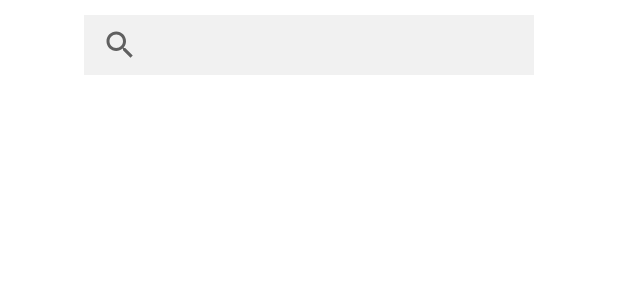
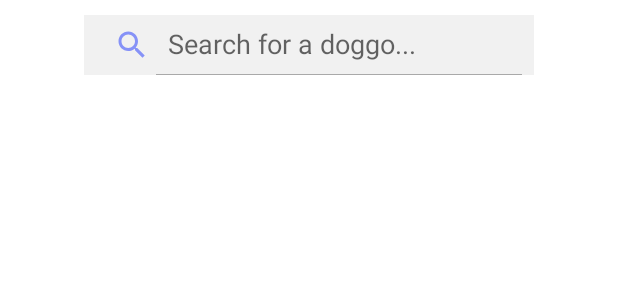
Before and after one commit to ChloeL01/CP3407---Assignment, an Android app: the layout fragment_home.xml on its own in the app's theme, with its tools: preview values and no code run, on a phone screen of 412 x 824 dp. Shown: the top 300 px of the screen. Run offline under Robolectric (Android 15) with nearby library versions, the phone set to English and light mode, and no system bars.

Commit message:
Add search bar functionality

```diff
--- /dev/null
+++ b/CP3407Assignment/app/src/main/res/drawable/ic_baseline_clear_24.xml
@@ -0,0 +1,5 @@
+<vector android:height="24dp" android:tint="#8692F7"
+    android:viewportHeight="24" android:viewportWidth="24"
+    android:width="24dp" xmlns:android="http://schemas.android.com/apk/res/android">
+    <path android:fillColor="@android:color/white" android:pathData="M19,6.41L17.59,5 12,10.59 6.41,5 5,6.41 10.59,12 5,17.59 6.41,19 12,13.41 17.59,19 19,17.59 13.41,12z"/>
+</vector>
--- /dev/null
+++ b/CP3407Assignment/app/src/main/res/drawable/ic_baseline_search_24.xml
@@ -0,0 +1,5 @@
+<vector android:height="24dp" android:tint="#8692F7"
+    android:viewportHeight="24" android:viewportWidth="24"
+    android:width="24dp" xmlns:android="http://schemas.android.com/apk/res/android">
+    <path android:fillColor="@android:color/white" android:pathData="M15.5,14h-0.79l-0.28,-0.27C15.41,12.59 16,11.11 16,9.5 16,5.91 13.09,3 9.5,3S3,5.91 3,9.5 5.91,16 9.5,16c1.61,0 3.09,-0.59 4.23,-1.57l0.27,0.28v0.79l5,4.99L20.49,19l-4.99,-5zM9.5,14C7.01,14 5,11.99 5,9.5S7.01,5 9.5,5 14,7.01 14,9.5 11.99,14 9.5,14z"/>
+</vector>
--- a/CP3407Assignment/app/src/main/res/layout/activity_main.xml
+++ b/CP3407Assignment/app/src/main/res/layout/activity_main.xml
@@ -9,8 +9,6 @@
         android:id="@+id/nav_view"
         android:layout_width="0dp"
         android:layout_height="wrap_content"
-        android:layout_marginStart="0dp"
-        android:layout_marginEnd="0dp"
         android:background="?android:attr/windowBackground"
         app:layout_constraintBottom_toBottomOf="parent"
         app:layout_constraintLeft_toLeftOf="parent"
@@ -22,7 +20,7 @@
         android:id="@+id/nav_host_fragment_activity_main"
         android:name="androidx.navigation.fragment.NavHostFragment"
         android:layout_width="match_parent"
-        android:layout_height="0dp"
+        android:layout_height="match_parent"
         app:defaultNavHost="true"
         app:layout_constraintBottom_toTopOf="@id/nav_view"
         app:layout_constraintLeft_toLeftOf="parent"
--- a/CP3407Assignment/app/src/main/res/layout/fragment_home.xml
+++ b/CP3407Assignment/app/src/main/res/layout/fragment_home.xml
@@ -1,27 +1,54 @@
 <?xml version="1.0" encoding="utf-8"?>
-<RelativeLayout xmlns:android="http://schemas.android.com/apk/res/android"
+<LinearLayout xmlns:android="http://schemas.android.com/apk/res/android"
+    xmlns:app="http://schemas.android.com/apk/res-auto"
     xmlns:tools="http://schemas.android.com/tools"
     android:id="@+id/home"
     android:layout_width="match_parent"
     android:layout_height="match_parent"
-    tools:context=".ui.home.HomeFragment"
-    android:orientation="horizontal">
+    android:gravity="center_horizontal"
+    android:orientation="vertical"
+    tools:context=".ui.home.HomeFragment">
 
-    <SearchView
+    <androidx.appcompat.widget.SearchView
+        android:id="@+id/search_bar"
         android:layout_width="300dp"
         android:layout_height="40dp"
         android:layout_marginTop="10dp"
         android:background="#F1F1F1"
+        android:focusable="false"
         android:gravity="fill_horizontal"
-        android:layout_centerHorizontal="true"/>
+        app:closeIcon="@drawable/ic_baseline_clear_24"
+        app:iconifiedByDefault="false"
+        app:queryHint="Search for a doggo..."
+        app:searchHintIcon="@null"
+        app:searchIcon="@drawable/ic_baseline_search_24" />
+
+    <TextView
+        android:id="@+id/textView_search_results"
+        android:layout_width="wrap_content"
+        android:layout_height="wrap_content"
+        android:layout_gravity="end"
+        android:visibility="gone"
+        android:layout_marginTop="10dp"
+        android:layout_marginEnd="20dp"
+        android:text="5 Doggos Found" />
+
+    <Spinner
+        android:id="@+id/spinner"
+        android:visibility="gone"
+        android:layout_marginStart="20dp"
+        android:layout_gravity="start"
+        android:layout_width="wrap_content"
+        android:layout_height="wrap_content" />
 
     <androidx.recyclerview.widget.RecyclerView
         android:id="@+id/recycler_view"
-        android:layout_marginTop="50dp"
-
         android:layout_width="match_parent"
-        android:layout_height="wrap_content" />
+        android:layout_marginBottom="60dp"
+        android:layout_height="wrap_content"
+        android:layout_marginTop="20dp" />
 
 
 
-</RelativeLayout>
+
+</LinearLayout>
--- a/CP3407Assignment/app/src/main/res/navigation/mobile_navigation.xml
+++ b/CP3407Assignment/app/src/main/res/navigation/mobile_navigation.xml
@@ -19,7 +19,11 @@
         android:id="@+id/navigation_dogs"
         android:name="com.example.cp3407_assignment.ui.dogs.DashboardFragment"
         android:label="@string/title_dashboard"
-        tools:layout="@layout/fragment_dogs" />
+        tools:layout="@layout/fragment_dogs" >
+        <action
+            android:id="@+id/action_navigation_dogs_to_listHireItem"
+            app:destination="@id/listHireItem" />
+    </fragment>
 
     <fragment
         android:id="@+id/navigation_messages"
```
Also changed, not shown: CP3407Assignment/app/src/main/java/com/example/cp3407_assignment/ui/dogs/DashboardFragment.kt (+7 -0 lines), CP3407Assignment/app/src/main/java/com/example/cp3407_assignment/ui/home/HomeFragment.kt (+85 -67 lines), CP3407Assignment/app/src/main/java/com/example/cp3407_assignment/ui/home/ImageAdapter.kt (+6 -1 lines), CP3407Assignment/app/src/main/res/layout/fragment_doggo_information.xml (+3 -6 lines), CP3407Assignment/app/src/main/res/layout/fragment_dogs.xml (+8 -0 lines), CP3407Assignment/app/src/main/res/values/strings.xml (+10 -0 lines).
